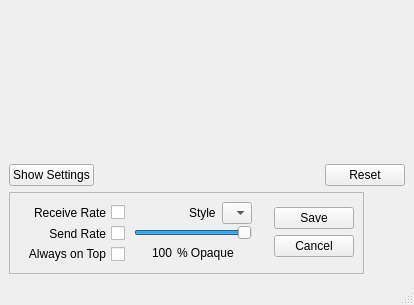
RetroShare/RetroShare, file retroshare-gui/src/gui/statistics/BandwidthGraphWindow.ui: the form before one commit.
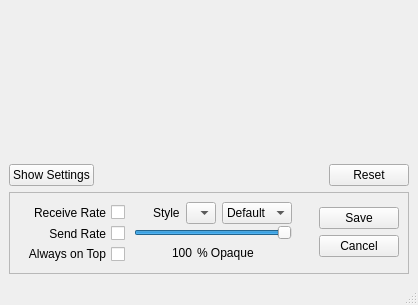
The form after the commit. Icons and pictures are not drawn. Custom widgets are drawn as their Qt base class.

Patch:
```diff
--- a/retroshare-gui/src/gui/statistics/BandwidthGraphWindow.ui
+++ b/retroshare-gui/src/gui/statistics/BandwidthGraphWindow.ui
@@ -6,7 +6,7 @@
    <rect>
     <x>0</x>
     <y>0</y>
-    <width>414</width>
+    <width>418</width>
     <height>305</height>
    </rect>
   </property>
@@ -69,13 +69,13 @@
       </property>
       <property name="minimumSize">
        <size>
-        <width>355</width>
+        <width>400</width>
         <height>82</height>
        </size>
       </property>
       <property name="maximumSize">
        <size>
-        <width>355</width>
+        <width>400</width>
         <height>82</height>
        </size>
       </property>
@@ -88,14 +88,20 @@
       <property name="frameShadow">
        <enum>QFrame::Raised</enum>
       </property>
-      <layout class="QHBoxLayout">
-       <property name="spacing">
-        <number>6</number>
+      <layout class="QGridLayout" name="gridLayout_2">
+       <property name="leftMargin">
+        <number>9</number>
        </property>
-       <property name="margin">
+       <property name="topMargin">
         <number>9</number>
        </property>
-       <item>
+       <property name="rightMargin">
+        <number>9</number>
+       </property>
+       <property name="bottomMargin">
+        <number>9</number>
+       </property>
+       <item row="0" column="0" rowspan="2">
         <layout class="QVBoxLayout" name="_2">
          <property name="spacing">
           <number>6</number>
@@ -166,7 +172,7 @@
          </item>
         </layout>
        </item>
-       <item>
+       <item row="0" column="1" rowspan="2">
         <layout class="QVBoxLayout" name="_3">
          <property name="spacing">
           <number>1</number>
@@ -224,6 +230,20 @@
              </item>
             </widget>
            </item>
+           <item>
+            <widget class="QComboBox" name="cmbGraphColor">
+             <item>
+              <property name="text">
+               <string>Default</string>
+              </property>
+             </item>
+             <item>
+              <property name="text">
+               <string>Dark</string>
+              </property>
+             </item>
+            </widget>
+           </item>
           </layout>
          </item>
          <item>
@@ -377,7 +397,40 @@
          </item>
         </layout>
        </item>
-       <item>
+       <item row="0" column="4" rowspan="2">
+        <layout class="QVBoxLayout" name="_7">
+         <property name="spacing">
+          <number>1</number>
+         </property>
+         <property name="leftMargin">
+          <number>0</number>
+         </property>
+         <property name="topMargin">
+          <number>0</number>
+         </property>
+         <property name="rightMargin">
+          <number>0</number>
+         </property>
+         <property name="bottomMargin">
+          <number>0</number>
+         </property>
+         <item>
+          <widget class="QPushButton" name="btnSaveSettings">
+           <property name="text">
+            <string>Save</string>
+           </property>
+          </widget>
+         </item>
+         <item>
+          <widget class="QPushButton" name="btnCancelSettings">
+           <property name="text">
+            <string>Cancel</string>
+           </property>
+          </widget>
+         </item>
+        </layout>
+       </item>
+       <item row="0" column="3">
         <spacer>
          <property name="orientation">
           <enum>Qt::Horizontal</enum>
@@ -390,30 +443,6 @@
          </property>
         </spacer>
        </item>
-       <item>
-        <layout class="QVBoxLayout" name="_7">
-         <property name="spacing">
-          <number>1</number>
-         </property>
-         <property name="margin">
-          <number>0</number>
-         </property>
-         <item>
-          <widget class="QPushButton" name="btnSaveSettings">
-           <property name="text">
-            <string>Save</string>
-           </property>
-          </widget>
-         </item>
-         <item>
-          <widget class="QPushButton" name="btnCancelSettings">
-           <property name="text">
-            <string>Cancel</string>
-           </property>
-          </widget>
-         </item>
-        </layout>
-       </item>
       </layout>
      </widget>
     </item>
```
Left out of the diff: 66 changed lines with no effect on the pictures.
